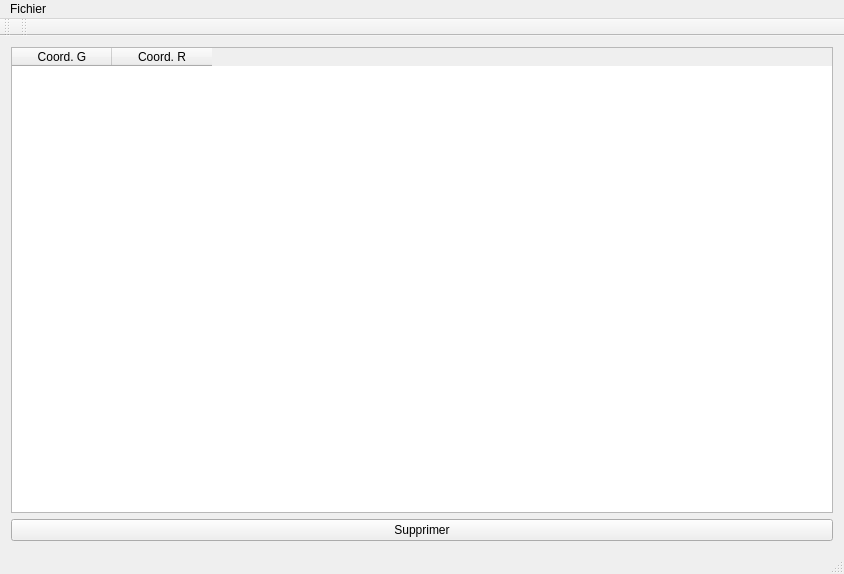
The window that GUI/mainwindow.ui (clemux/Stereovision) describes before a commit, drawn with Qt 5.
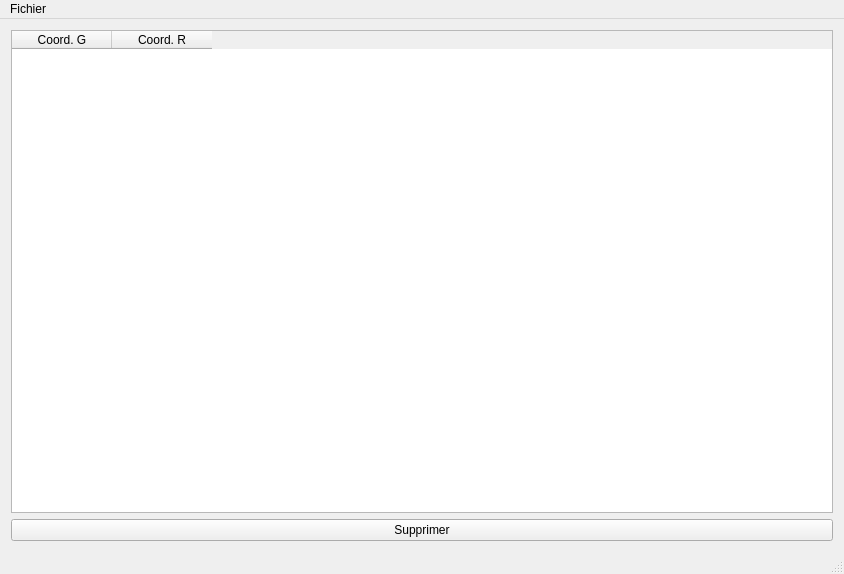
The same window after the commit.

```diff
--- a/GUI/mainwindow.ui
+++ b/GUI/mainwindow.ui
@@ -70,26 +70,7 @@
    </widget>
    <addaction name="menuFichier"/>
   </widget>
-  <widget class="QToolBar" name="mainToolBar">
-   <attribute name="toolBarArea">
-    <enum>TopToolBarArea</enum>
-   </attribute>
-   <attribute name="toolBarBreak">
-    <bool>false</bool>
-   </attribute>
-  </widget>
   <widget class="QStatusBar" name="statusBar"/>
-  <widget class="QToolBar" name="toolBar">
-   <property name="windowTitle">
-    <string>toolBar</string>
-   </property>
-   <attribute name="toolBarArea">
-    <enum>TopToolBarArea</enum>
-   </attribute>
-   <attribute name="toolBarBreak">
-    <bool>false</bool>
-   </attribute>
-  </widget>
   <action name="actionOpenLeft">
    <property name="text">
     <string>Ouvrir Gauche</string>
```
Left out of the diff: 2 changed lines with no effect on the pictures.
